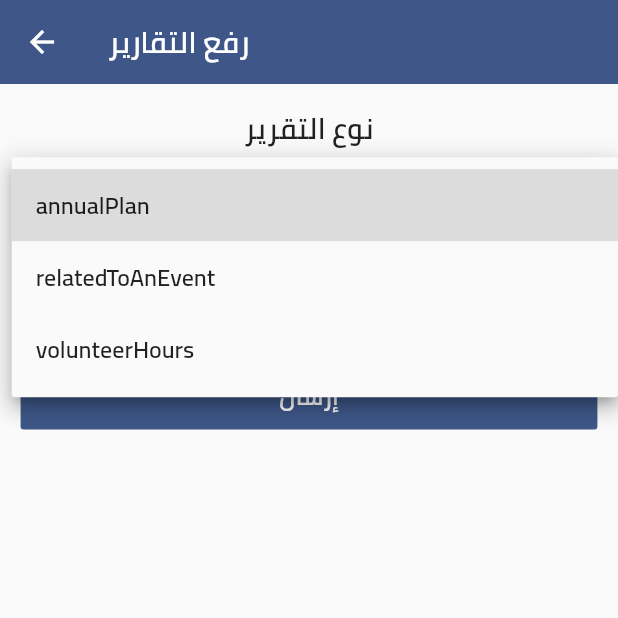
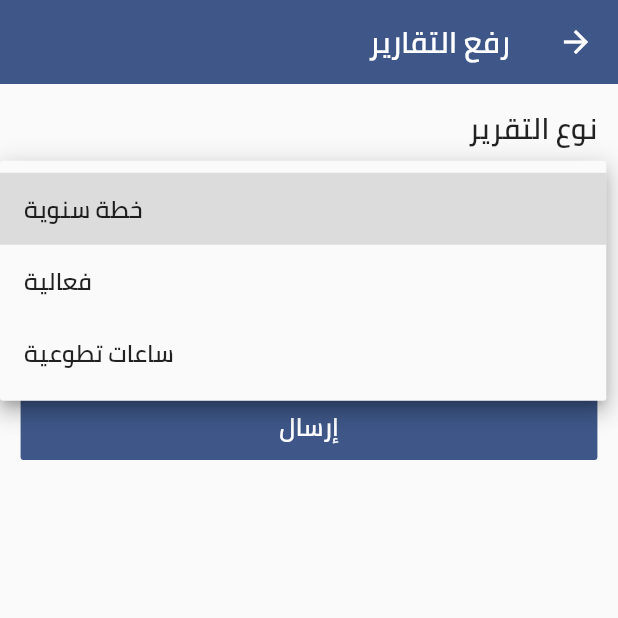
Before and after one commit to mohamedhashim73/Badir-App, a Flutter app: the UploadReportToAdminScreen screen opened by its route, after a tap on "اختار", on a phone screen of 412 x 824 dp, the top half of it. Run offline on Flutter 3.47's test engine with Material 2 defaults, Android fonts, the phone set to English and light mode, and no system bars; our stand-ins replace bloc, cloud_firestore, dartz, equatable, file_picker, firebase_auth and 8 more; accounts and stored records are empty.

Commit message:
upload_report_and_display_members_done

```diff
--- a/lib/Core/Constants/constants.dart
+++ b/lib/Core/Constants/constants.dart
@@ -17,7 +17,7 @@ class Constants{
   ];
   static String? userID;
   static List<String> colleges = ["كليه حاسبات ومعلومات","كليه هندسه","كليه صيدله","كليه تمريض","كليه طب","كليه تربيه رياضيه"];
-  static List<String> reportTypes = [ReportType.annualPlan.name,ReportType.relatedToAnEvent.name,ReportType.volunteerHours.name];
+  static List<String> reportTypes = ["خطة سنوية","فعالية","ساعات تطوعية"];
   static List<String> committees = ["العلمية","الرياضية","الفنية"];
   static List<String> genderStatus = ["ذكر","أنثي"];
   static String kNotificationsCollectionName = "Notifications";
--- a/lib/Core/Constants/enumeration.dart
+++ b/lib/Core/Constants/enumeration.dart
@@ -8,7 +8,3 @@ enum NotificationType{
 enum EventForPublicOrNot{
   private,public
 }
-
-enum ReportType{
-  annualPlan,relatedToAnEvent,volunteerHours
-}
--- a/lib/Features/Layout/Presentation/Screens/upload_report_to_admin_screen.dart
+++ b/lib/Features/Layout/Presentation/Screens/upload_report_to_admin_screen.dart
@@ -20,7 +20,9 @@ class UploadReportToAdminScreen extends StatelessWidget {
   Widget build(BuildContext context) {
     LayoutCubit layoutCubit = LayoutCubit.getInstance(context);
     String clubID = layoutCubit.userData!.idForClubLead!;
-    return SafeArea(
+    return Directionality(
+      textDirection: TextDirection.rtl,
+      child: SafeArea(
         child: Scaffold(
           appBar: AppBar(title: const Text("رفع التقارير"),),
           body: Padding(
@@ -44,10 +46,11 @@ class UploadReportToAdminScreen extends StatelessWidget {
               },
               builder: (context,state){
                 return Column(
+                  crossAxisAlignment: CrossAxisAlignment.start,
                   children:
                   [
                     Container(
-                    margin: EdgeInsets.only(bottom: 5.h),
+                      margin: EdgeInsets.only(bottom: 7.h),
                       child: Text("نوع التقرير",style: TextStyle(fontWeight: FontWeight.bold,fontSize: 17.sp),)
                       ),
                     dropDownComponent(
@@ -58,8 +61,11 @@ class UploadReportToAdminScreen extends StatelessWidget {
                         },
                         value: layoutCubit.reportType
                     ),
+                    SizedBox(height: 10.h,),
                     if( layoutCubit.pdfFile != null )
                       Card(
+                        child: Padding(
+                          padding: EdgeInsets.symmetric(horizontal: 10.w,vertical: 10.h),
                           child: Row(
                             children:
                             [
@@ -69,9 +75,10 @@ class UploadReportToAdminScreen extends StatelessWidget {
                             ],
                           ),
                         ),
+                      ),
                     if( layoutCubit.pdfFile == null )
                       ClickToChooseFile(onTap : () => layoutCubit.getPDF(),text: "اضغط لاختيار ملف"),
-                  SizedBox(height: 10.h,),
+                    SizedBox(height: 15.h,),
                     DefaultButton(
                       width: double.infinity,
                       onTap: ()
@@ -93,6 +100,7 @@ class UploadReportToAdminScreen extends StatelessWidget {
             ),
         ),
         )
+      ),
     );
   }
 }
```
Lines whose indentation alone changed are shown as unchanged.
